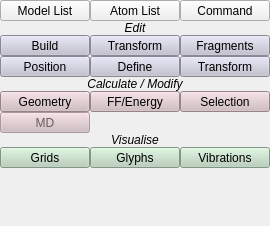
Old version of the form branches/nugui/src/gui/toolbox.ui in the repository trisyoungs/aten.
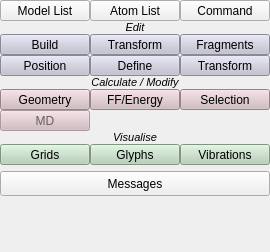
New version of the form. Icons and pictures are not drawn.

Commit message: Removed temporary (useless) display of text over main view. Added MessagesWidget to display messages.

The edit to the form file:
```diff
--- a/branches/nugui/src/gui/toolbox.ui
+++ b/branches/nugui/src/gui/toolbox.ui
@@ -7,7 +7,7 @@
     <x>0</x>
     <y>0</y>
     <width>270</width>
-    <height>226</height>
+    <height>252</height>
    </rect>
   </property>
   <property name="sizePolicy">
@@ -19,7 +19,7 @@
   <property name="minimumSize">
    <size>
     <width>270</width>
-    <height>226</height>
+    <height>252</height>
    </size>
   </property>
   <property name="floating">
@@ -106,7 +106,7 @@
        <widget class="QLabel" name="label">
         <property name="font">
          <font>
-          <pointsize>9</pointsize>
+          <pointsize>8</pointsize>
           <weight>50</weight>
           <italic>true</italic>
           <bold>false</bold>
@@ -1012,7 +1012,7 @@
        <widget class="QLabel" name="label_3">
         <property name="font">
          <font>
-          <pointsize>9</pointsize>
+          <pointsize>8</pointsize>
           <weight>50</weight>
           <italic>true</italic>
           <bold>false</bold>
@@ -4167,7 +4167,7 @@
        <widget class="QLabel" name="label_4">
         <property name="font">
          <font>
-          <pointsize>9</pointsize>
+          <pointsize>8</pointsize>
           <weight>50</weight>
           <italic>true</italic>
           <bold>false</bold>
@@ -5962,6 +5962,34 @@
       </item>
      </layout>
     </item>
+    <item>
+     <widget class="QToolButton" name="MessagesButton">
+      <property name="sizePolicy">
+       <sizepolicy hsizetype="Expanding" vsizetype="Fixed">
+        <horstretch>0</horstretch>
+        <verstretch>25</verstretch>
+       </sizepolicy>
+      </property>
+      <property name="minimumSize">
+       <size>
+        <width>0</width>
+        <height>25</height>
+       </size>
+      </property>
+      <property name="maximumSize">
+       <size>
+        <width>16777215</width>
+        <height>25</height>
+       </size>
+      </property>
+      <property name="text">
+       <string>Messages</string>
+      </property>
+      <property name="checkable">
+       <bool>true</bool>
+      </property>
+     </widget>
+    </item>
     <item>
      <spacer name="verticalSpacer">
       <property name="orientation">
```
The commit also changes 10 other files.
